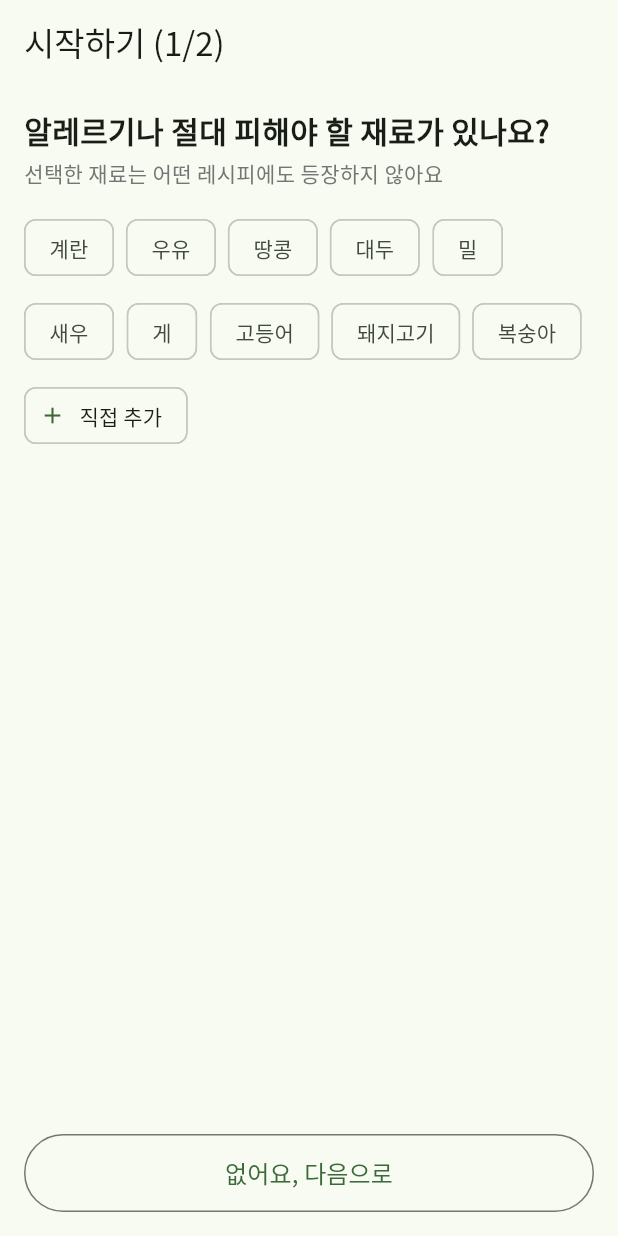
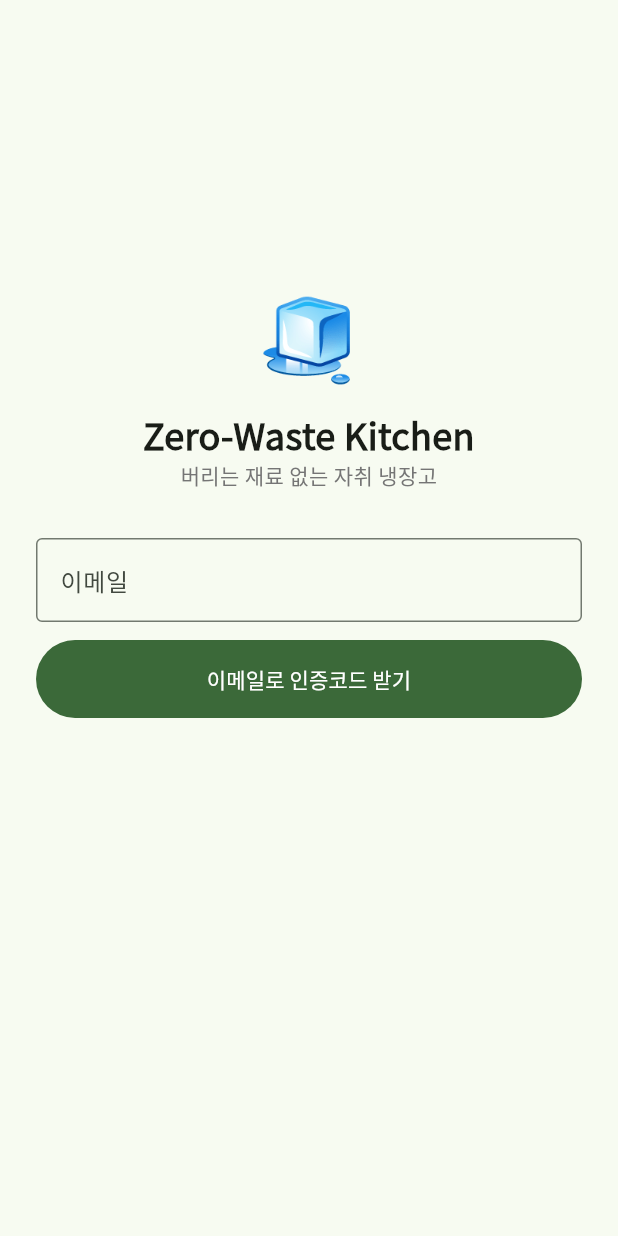
Before and after one commit to johnsonelectricoperations-ux/Solo_Food, a Flutter app: the screen it shows after launch, on a phone screen of 412 x 824 dp. Run offline on Flutter 3.47's test engine with Material 3 defaults, Android fonts, the phone set to English and light mode, and no system bars; our stand-ins replace image_picker, shared_preferences, supabase_flutter; accounts and stored records are empty.

Commit message:
Supabase 실연동: 이메일 OTP 로그인, 클라우드 동기화, 실영수증 파서 연결
- S0 로그인(이메일 6자리 코드) + 인증 게이트 + 로그아웃
- AppStorage 추상화: LocalStorage / SupabaseStorage(RLS) 교체 가능
- SupabaseReceiptParser: Edge Function 호출, 카메라 촬영(image_picker) 지원,
  서버 실패 시 Mock 폴백
- 신규 유저는 빈 냉장고에서 시작 (더미는 테스트 전용)
- 테스트 16건 통과, 웹에서 S0 렌더링 확인

Co-Authored-By: Claude Fable 5 <noreply@anthropic.com>
Claude-Session: https://claude.ai/code/session_01PN4Mt7f5wKPbyCx8iZn96B

```diff
--- /dev/null
+++ b/app/lib/config.dart
@@ -0,0 +1,5 @@
+/// Supabase 연결 정보.
+/// Publishable key는 앱에 공개되도록 설계된 값이라 커밋해도 안전하다.
+/// (비밀인 것은 service_role 키와 ANTHROPIC_API_KEY — 절대 앱/저장소에 넣지 않는다)
+const supabaseUrl = 'https://ugegddlvyjuuinpzlqgg.supabase.co';
+const supabasePublishableKey = 'sb_publishable_rzcUd5RCknpBTvxDfYiraA_wF3Sk9YQ';
--- a/app/lib/main.dart
+++ b/app/lib/main.dart
@@ -1,11 +1,17 @@
 import 'package:flutter/material.dart';
+import 'package:supabase_flutter/supabase_flutter.dart';
 
+import 'config.dart';
+import 'models/user_profile.dart';
 import 'screens/fridge_screen.dart';
+import 'screens/login_screen.dart';
 import 'screens/onboarding_screens.dart';
+import 'services/app_storage.dart';
 import 'services/hard_constraint_guard.dart';
-import 'services/local_storage.dart';
 import 'services/receipt_parser.dart';
 import 'services/recipe_service.dart';
+import 'services/supabase_receipt_parser.dart';
+import 'services/supabase_storage.dart';
 import 'state/fridge_store.dart';
 import 'state/profile_store.dart';
 
@@ -13,8 +19,8 @@ void main() {
   runApp(const BootstrapApp());
 }
 
-/// 로컬 저장소를 연 뒤 본 앱을 띄운다.
-/// (main을 async로 만들면 웹에서 첫 프레임이 붙지 않는 문제가 있어 위젯 안에서 로드)
+/// Supabase 초기화 → 로그인 게이트 → 데이터 로드 → 본 앱.
+/// (main을 async로 만들면 웹에서 첫 프레임이 붙지 않는 문제가 있어 위젯 안에서 초기화)
 class BootstrapApp extends StatefulWidget {
   const BootstrapApp({super.key});
 
@@ -23,44 +29,108 @@ class BootstrapApp extends StatefulWidget {
 }
 
 class _BootstrapAppState extends State<BootstrapApp> {
-  late final Future<LocalStorage?> _storageFuture = _open();
+  late final Future<SupabaseClient> _initFuture = _init();
 
-  Future<LocalStorage?> _open() async {
-    try {
-      return await LocalStorage.open();
-    } catch (e) {
-      // 저장소를 못 열어도 앱은 떠야 한다 (메모리 모드로 동작)
-      debugPrint('LocalStorage.open 실패: $e');
-      return null;
-    }
+  Future<SupabaseClient> _init() async {
+    await Supabase.initialize(url: supabaseUrl, publishableKey: supabasePublishableKey);
+    return Supabase.instance.client;
   }
+
+  static const _theme = _AppTheme();
 
   @override
   Widget build(BuildContext context) {
     return FutureBuilder(
-      future: _storageFuture,
+      future: _initFuture,
       builder: (context, snapshot) {
         if (snapshot.connectionState != ConnectionState.done) {
-          return const MaterialApp(
-            home: Scaffold(body: Center(child: CircularProgressIndicator())),
-          );
+          return _theme.wrap(const Scaffold(body: Center(child: CircularProgressIndicator())));
         }
-        final storage = snapshot.data;
-        final profileStore = ProfileStore(storage: storage);
+        final client = snapshot.data!;
+        // 로그인 상태가 바뀌면(로그인/로그아웃) 화면을 전환한다
+        return StreamBuilder<AuthState>(
+          stream: client.auth.onAuthStateChange,
+          builder: (context, _) {
+            final session = client.auth.currentSession;
+            if (session == null) {
+              return _theme.wrap(const LoginScreen());
+            }
+            return _LoadedApp(key: ValueKey(session.user.id), client: client);
+          },
+        );
+      },
+    );
+  }
+}
+
+/// 로그인 이후: 클라우드에서 프로필·냉장고를 읽어 앱을 띄운다.
+class _LoadedApp extends StatefulWidget {
+  const _LoadedApp({super.key, required this.client});
+
+  final SupabaseClient client;
+
+  @override
+  State<_LoadedApp> createState() => _LoadedAppState();
+}
+
+class _LoadedAppState extends State<_LoadedApp> {
+  late final SupabaseStorage _storage = SupabaseStorage(widget.client);
+  late final Future<(UserProfile?, FridgeData?)> _loadFuture = _load();
+
+  Future<(UserProfile?, FridgeData?)> _load() async {
+    final profile = await _storage.loadProfile();
+    final fridge = await _storage.loadFridge();
+    return (profile, fridge);
+  }
+
+  static const _theme = _AppTheme();
+
+  @override
+  Widget build(BuildContext context) {
+    return FutureBuilder(
+      future: _loadFuture,
+      builder: (context, snapshot) {
+        if (snapshot.connectionState != ConnectionState.done) {
+          return _theme.wrap(const Scaffold(body: Center(child: CircularProgressIndicator())));
+        }
+        final (profile, fridge) = snapshot.data!;
+        final profileStore = ProfileStore(initial: profile, storage: _storage);
+        final store = FridgeStore(
+          initial: fridge?.items ?? const [], // 신규 유저는 빈 냉장고에서 시작
+          naengpaCount: fridge?.naengpaCount ?? 0,
+          discardCount: fridge?.discardCount ?? 0,
+          storage: _storage,
+        );
         return SoloFoodApp(
-          store: FridgeStore(storage: storage),
+          store: store,
           profileStore: profileStore,
-          // 두 서비스 모두 Supabase Edge Function(LLM) 연동 시 교체.
-          // HardConstraintGuard는 어떤 구현으로 바뀌어도 유지된다 (3겹 필터의 최종 검사).
-          parser: MockReceiptParser(),
+          // 서버(비전 LLM) 인식 실패 시 임시 인식기로 폴백
+          parser: FallbackReceiptParser(
+            primary: SupabaseReceiptParser(widget.client),
+            fallback: MockReceiptParser(),
+          ),
           recipeService: HardConstraintGuard(
-            inner: MockRecipeService(),
+            inner: MockRecipeService(), // 레시피 엔진 실연동은 다음 단계
             profileStore: profileStore,
           ),
         );
       },
     );
   }
+}
+
+class _AppTheme {
+  const _AppTheme();
+
+  Widget wrap(Widget home) => MaterialApp(
+        title: 'Zero-Waste Kitchen',
+        theme: ThemeData(
+          colorSchemeSeed: Colors.green,
+          useMaterial3: true,
+          fontFamily: 'NotoSansKR',
+        ),
+        home: home,
+      );
 }
 
 class SoloFoodApp extends StatelessWidget {
--- /dev/null
+++ b/app/lib/screens/login_screen.dart
@@ -0,0 +1,128 @@
+import 'package:flutter/material.dart';
+import 'package:supabase_flutter/supabase_flutter.dart';
+
+/// S0. 로그인 (docs/screens.md)
+/// 이메일로 6자리 인증코드를 받아 입력하는 방식 — 비밀번호도 딥링크 설정도 필요 없다.
+class LoginScreen extends StatefulWidget {
+  const LoginScreen({super.key});
+
+  @override
+  State<LoginScreen> createState() => _LoginScreenState();
+}
+
+class _LoginScreenState extends State<LoginScreen> {
+  final _emailController = TextEditingController();
+  final _codeController = TextEditingController();
+  bool _codeSent = false;
+  bool _busy = false;
+
+  @override
+  void dispose() {
+    _emailController.dispose();
+    _codeController.dispose();
+    super.dispose();
+  }
+
+  Future<void> _sendCode() async {
+    final email = _emailController.text.trim();
+    if (email.isEmpty || !email.contains('@')) {
+      _toast('이메일 주소를 확인해 주세요');
+      return;
+    }
+    setState(() => _busy = true);
+    try {
+      await Supabase.instance.client.auth.signInWithOtp(email: email);
+      setState(() => _codeSent = true);
+      _toast('인증코드를 이메일로 보냈어요. 메일함을 확인해 주세요!');
+    } on AuthException catch (e) {
+      _toast('코드 전송 실패: ${e.message}');
+    } finally {
+      if (mounted) setState(() => _busy = false);
+    }
+  }
+
+  Future<void> _verify() async {
+    setState(() => _busy = true);
+    try {
+      await Supabase.instance.client.auth.verifyOTP(
+        type: OtpType.email,
+        email: _emailController.text.trim(),
+        token: _codeController.text.trim(),
+      );
+      // 성공하면 main의 인증 게이트가 자동으로 홈/온보딩으로 전환한다
+    } on AuthException catch (e) {
+      _toast('인증 실패: ${e.message} — 코드를 다시 확인해 주세요');
+    } finally {
+      if (mounted) setState(() => _busy = false);
+    }
+  }
+
+  void _toast(String message) {
+    ScaffoldMessenger.of(context)
+      ..hideCurrentSnackBar()
+      ..showSnackBar(SnackBar(content: Text(message)));
+  }
+
+  @override
+  Widget build(BuildContext context) {
+    return Scaffold(
+      body: SafeArea(
+        child: Padding(
+          padding: const EdgeInsets.all(24),
+          child: Column(
+            crossAxisAlignment: CrossAxisAlignment.stretch,
+            children: [
+              const Spacer(),
+              const Text('🧊', textAlign: TextAlign.center, style: TextStyle(fontSize: 56)),
+              const SizedBox(height: 8),
+              const Text('Zero-Waste Kitchen',
+                  textAlign: TextAlign.center,
+                  style: TextStyle(fontSize: 24, fontWeight: FontWeight.bold)),
+              Text('버리는 재료 없는 자취 냉장고',
+                  textAlign: TextAlign.center,
+                  style: TextStyle(color: Colors.grey.shade600)),
+              const SizedBox(height: 32),
+              TextField(
+                controller: _emailController,
+                enabled: !_codeSent,
+                keyboardType: TextInputType.emailAddress,
+                autofillHints: const [AutofillHints.email],
+                decoration: const InputDecoration(
+                  labelText: '이메일',
+                  border: OutlineInputBorder(),
+                ),
+              ),
+              const SizedBox(height: 12),
+              if (_codeSent) ...[
+                TextField(
+                  controller: _codeController,
+                  keyboardType: TextInputType.number,
+                  decoration: const InputDecoration(
+                    labelText: '인증코드 6자리',
+                    border: OutlineInputBorder(),
+                  ),
+                ),
+                const SizedBox(height: 12),
+                FilledButton(
+                  onPressed: _busy ? null : _verify,
+                  style: FilledButton.styleFrom(minimumSize: const Size.fromHeight(52)),
+                  child: Text(_busy ? '확인 중…' : '시작하기'),
+                ),
+                TextButton(
+                  onPressed: _busy ? null : () => setState(() => _codeSent = false),
+                  child: const Text('이메일 다시 입력'),
+                ),
+              ] else
+                FilledButton(
+                  onPressed: _busy ? null : _sendCode,
+                  style: FilledButton.styleFrom(minimumSize: const Size.fromHeight(52)),
+                  child: Text(_busy ? '보내는 중…' : '이메일로 인증코드 받기'),
+                ),
+              const Spacer(flex: 2),
+            ],
+          ),
+        ),
+      ),
+    );
+  }
+}
--- a/app/lib/screens/receipt_input_screen.dart
+++ b/app/lib/screens/receipt_input_screen.dart
@@ -1,4 +1,5 @@
 import 'package:flutter/material.dart';
+import 'package:image_picker/image_picker.dart';
 
 import '../services/receipt_parser.dart';
 import '../state/fridge_store.dart';
@@ -23,6 +24,28 @@ class _ReceiptInputScreenState extends State<ReceiptInputScreen> {
   void dispose() {
     _textController.dispose();
     super.dispose();
+  }
+
+  Future<void> _capturePhoto() async {
+    final XFile? picked;
+    try {
+      picked = await ImagePicker().pickImage(
+        source: ImageSource.camera,
+        maxWidth: 1600, // 비전 LLM에 충분한 해상도 — 업로드 용량·토큰 절약
+        imageQuality: 85,
+      );
+    } catch (_) {
+      if (!mounted) return;
+      ScaffoldMessenger.of(context).showSnackBar(
+        const SnackBar(content: Text('카메라를 열 수 없어요. 기기 권한을 확인해 주세요.')),
+      );
+      return;
+    }
+    if (picked == null) return; // 촬영 취소
+
+    final bytes = await picked.readAsBytes();
+    final mediaType = picked.mimeType ?? 'image/jpeg';
+    await _run(() => widget.parser.parsePhoto(bytes, mediaType));
   }
 
   Future<void> _run(Future<ParseResult> Function() parse) async {
@@ -65,7 +88,7 @@ class _ReceiptInputScreenState extends State<ReceiptInputScreen> {
           children: [
             TabBarView(
               children: [
-                _PhotoTab(onCapture: () => _run(widget.parser.parsePhoto)),
+                _PhotoTab(onCapture: _capturePhoto),
                 _PasteTab(
                   controller: _textController,
                   onSubmit: () => _run(() => widget.parser.parseText(_textController.text)),
@@ -111,7 +134,7 @@ class _PhotoTab extends StatelessWidget {
           FilledButton.icon(
             onPressed: onCapture,
             icon: const Icon(Icons.photo_camera),
-            label: const Text('영수증 찍기 (개발용 모의 데이터)'),
+            label: const Text('영수증 찍기'),
           ),
         ],
       ),
--- a/app/lib/services/receipt_parser.dart
+++ b/app/lib/services/receipt_parser.dart
@@ -1,3 +1,5 @@
+import 'dart:typed_data';
+
 import '../models/fridge_item.dart';
 
 /// 파싱 결과 한 줄 (S5에서 유저가 수정 후 확정하는 단위)
@@ -39,7 +41,7 @@ class ParseResult {
 abstract class ReceiptParser {
   Future<ParseResult> parseText(String text);
 
-  Future<ParseResult> parsePhoto();
+  Future<ParseResult> parsePhoto(Uint8List bytes, String mediaType);
 }
 
 /// 개발용 모의 파서: 붙여넣은 텍스트에서 알려진 식재료 이름을 찾아낸다.
@@ -92,7 +94,7 @@ class MockReceiptParser implements ReceiptParser {
   }
 
   @override
-  Future<ParseResult> parsePhoto() async {
+  Future<ParseResult> parsePhoto(Uint8List bytes, String mediaType) async {
     await Future<void>.delayed(_simulatedDelay);
     // 실기기 카메라 + 비전 LLM 연동 전까지는 그럴듯한 영수증 결과를 돌려준다.
     return ParseResult(
--- a/app/lib/state/fridge_store.dart
+++ b/app/lib/state/fridge_store.dart
@@ -1,7 +1,7 @@
 import 'package:flutter/foundation.dart';
 
 import '../models/fridge_item.dart';
-import '../services/local_storage.dart';
+import '../services/app_storage.dart';
 
 /// 차감 1건: 어떤 품목을 얼마나(비율) 썼는가
 class Deduction {
@@ -14,29 +14,27 @@ class Deduction {
 }
 
 /// 앱 전체가 공유하는 냉장고 상태.
-/// 변경 시마다 기기 로컬(LocalStorage)에 저장한다. Supabase 연동 시 저장부만 교체.
+/// 변경 시마다 storage(로컬 또는 Supabase)에 저장한다.
+/// 초기 데이터 로드는 비동기라 BootstrapApp이 미리 읽어 [initial]로 넘긴다.
 class FridgeStore extends ChangeNotifier {
-  FridgeStore({List<FridgeItem>? initial, LocalStorage? storage}) : _storage = storage {
-    final saved = storage?.loadFridge();
-    if (initial != null) {
-      _items = List.of(initial);
-    } else if (saved != null) {
-      _items = List.of(saved.items);
-      naengpaCount = saved.naengpaCount;
-      discardCount = saved.discardCount;
-    } else {
-      _items = dummyFridgeItems(); // 첫 실행 데모용 — 실연동 시 빈 냉장고로 교체 예정
-    }
-  }
+  FridgeStore({
+    List<FridgeItem>? initial,
+    this.naengpaCount = 0,
+    this.discardCount = 0,
+    AppStorage? storage,
+    // 비공개 필드에는 initializing formal을 쓸 수 없다
+    // ignore: prefer_initializing_formals
+  })  : _storage = storage,
+        _items = List.of(initial ?? dummyFridgeItems());
 
-  final LocalStorage? _storage;
-  late List<FridgeItem> _items;
+  final AppStorage? _storage;
+  final List<FridgeItem> _items;
 
   /// 이번 달 냉파 성공 횟수 (킬러 기능 5 최소형)
-  int naengpaCount = 0;
+  int naengpaCount;
 
   /// 버린 재료 횟수 — 냉파 리포트의 "얼마 버렸다" 데이터 (2차에서 리포트로 노출)
-  int discardCount = 0;
+  int discardCount;
 
   List<FridgeItem> get items => List.unmodifiable(_items);
 
--- a/app/lib/state/profile_store.dart
+++ b/app/lib/state/profile_store.dart
@@ -1,16 +1,17 @@
 import 'package:flutter/foundation.dart';
 
 import '../models/user_profile.dart';
-import '../services/local_storage.dart';
+import '../services/app_storage.dart';
 
 /// 취향 프로필 상태.
-/// 변경 시마다 기기 로컬(LocalStorage)에 저장한다. Supabase 연동 시 저장부만 교체.
+/// 초기 로드는 BootstrapApp이 수행해 [initial]로 넘긴다.
 class ProfileStore extends ChangeNotifier {
-  ProfileStore({LocalStorage? storage}) : _storage = storage {
-    _profile = storage?.loadProfile();
-  }
+  ProfileStore({UserProfile? initial, AppStorage? storage})
+      // ignore: prefer_initializing_formals
+      : _storage = storage,
+        _profile = initial;
 
-  final LocalStorage? _storage;
+  final AppStorage? _storage;
   UserProfile? _profile;
 
   UserProfile? get profile => _profile;
--- a/app/pubspec.yaml
+++ b/app/pubspec.yaml
@@ -9,7 +9,9 @@ environment:
 dependencies:
   flutter:
     sdk: flutter
+  image_picker: ^1.2.3
   shared_preferences: ^2.5.5
+  supabase_flutter: ^2.16.0
   url_launcher: ^6.3.2
 
 dev_dependencies:
```
Also changed, not shown: app/lib/screens/settings_screen.dart (+16 -0 lines), app/lib/services/app_storage.dart (added, +19 -0 lines), app/lib/services/local_storage.dart (+11 -6 lines), app/lib/services/supabase_receipt_parser.dart (added, +73 -0 lines), app/lib/services/supabase_storage.dart (added, +90 -0 lines), app/pubspec.lock, 2 other files.
